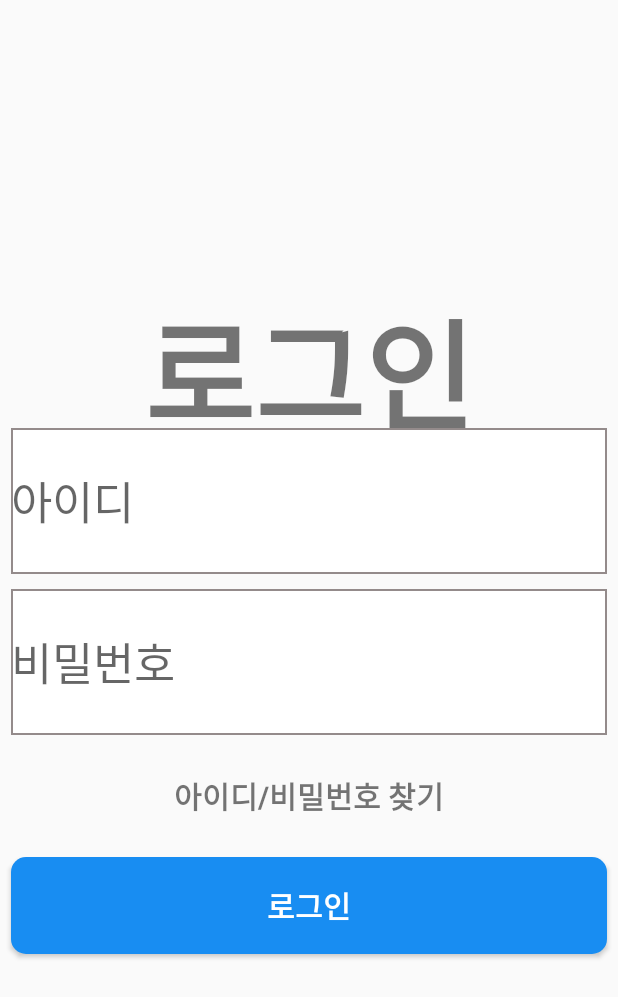
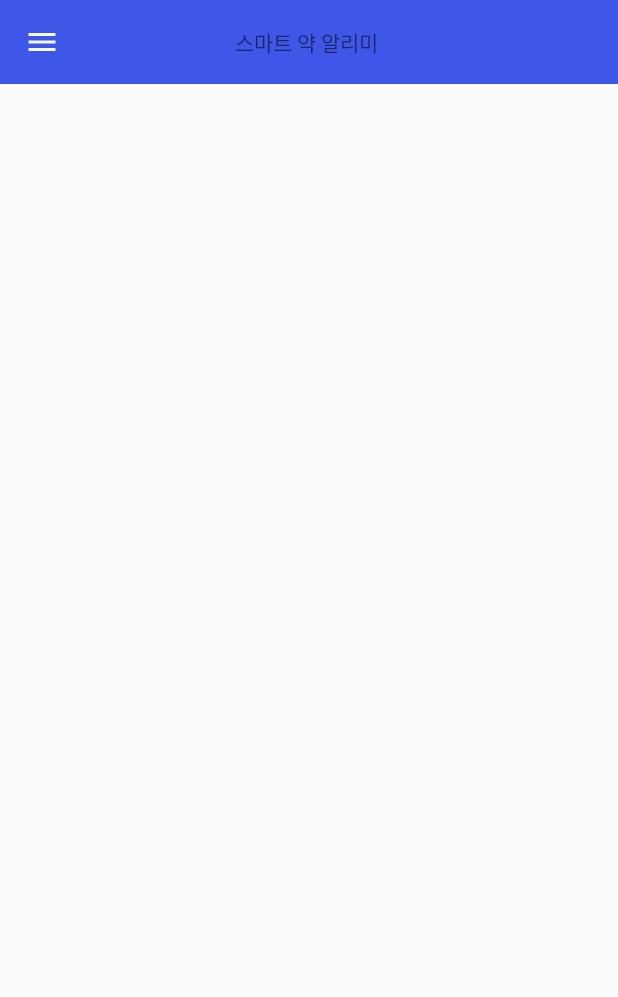
Before and after one commit to YoonSuHyeon/SMRP, an Android app: the LoginActivity screen opened directly, with no data from a screen before it, after a tap on "로그인", on a phone screen of 412 x 824 dp. Shown: the top 997 px of the screen. Run offline under Robolectric (Android 15) with nearby library versions, the phone set to English and light mode, and no system bars; libraries missing offline, so code that uses them is left out: me.relex.circleindicator.

Commit message:
# Navigation Drawer   Proceeding ...

```diff
--- a/app/build.gradle
+++ b/app/build.gradle
@@ -29,4 +29,5 @@ dependencies {
 
 
     implementation 'me.relex:circleindicator:1.2.2'
+    implementation 'com.google.android.material:material:1.1.0'
 }
--- a/app/src/main/java/com/example/smrp/LoginActivity.java
+++ b/app/src/main/java/com/example/smrp/LoginActivity.java
@@ -2,6 +2,7 @@ package com.example.smrp;
 
 import androidx.appcompat.app.AppCompatActivity;
 
+import android.content.Intent;
 import android.os.Bundle;
 import android.view.View;
 import android.widget.Button;
@@ -25,7 +26,8 @@ public class LoginActivity extends AppCompatActivity {
         Btn_login.setOnClickListener(new View.OnClickListener() {
             @Override
             public void onClick(View v) {
-
+                Intent intent = new Intent(getApplicationContext(),MainActivity.class);
+                startActivity(intent);
             }
         });
 
--- a/app/src/main/java/com/example/smrp/MainActivity.java
+++ b/app/src/main/java/com/example/smrp/MainActivity.java
@@ -1,17 +1,92 @@
 package com.example.smrp;
 
+
+import android.content.Context;
+import android.os.Bundle;
+import android.view.MenuItem;
+import android.widget.Toast;
+
+import androidx.appcompat.app.ActionBar;
 import androidx.appcompat.app.AppCompatActivity;
+import androidx.appcompat.widget.Toolbar;
+import androidx.core.view.GravityCompat;
+import androidx.drawerlayout.widget.DrawerLayout;
 
-import android.content.Intent;
-import android.os.Bundle;
+import com.google.android.material.navigation.NavigationView;
 
 public class MainActivity extends AppCompatActivity {
 
+    private DrawerLayout mDrawerLayout;
+    private Context context = this;
     @Override
     protected void onCreate(Bundle savedInstanceState) {
         super.onCreate(savedInstanceState);
         setContentView(R.layout.activity_main);
 
+        Toolbar toolbar = (Toolbar) findViewById(R.id.toolbar);
+        setSupportActionBar(toolbar);
+        ActionBar actionBar = getSupportActionBar();
+        actionBar.setDisplayShowTitleEnabled(false); // 기존 title 지우기
+        actionBar.setDisplayHomeAsUpEnabled(true); // 뒤로가기 버튼 만들기
+        actionBar.setHomeAsUpIndicator(R.drawable.ic_menu_black_24dp); //뒤로가기 버튼 이미지 지정
 
+
+        mDrawerLayout = (DrawerLayout) findViewById(R.id.drawer_layout);
+
+        NavigationView navigationView = (NavigationView) findViewById(R.id.nav_view);
+        navigationView.setNavigationItemSelectedListener(new NavigationView.OnNavigationItemSelectedListener() {
+            @Override
+            public boolean onNavigationItemSelected(MenuItem menuItem) {
+                menuItem.setChecked(true);
+                mDrawerLayout.closeDrawers();
+
+                int id = menuItem.getItemId();
+                String title = menuItem.getTitle().toString();
+
+                if(id == R.id.item1){
+                    Toast.makeText(context, title + ": 계정 정보를 확인합니다.", Toast.LENGTH_SHORT).show();
+                }
+                else if(id == R.id.item2){
+                    Toast.makeText(context, title + ": 설정 정보를 확인합니다.", Toast.LENGTH_SHORT).show();
+                }
+                else if(id == R.id.item3){
+                    Toast.makeText(context, title + ": 로그아웃 시도중", Toast.LENGTH_SHORT).show();
+                }
+                else if(id == R.id.item4){
+                    Toast.makeText(context, title + ": 설정 정보를 확인합니다.", Toast.LENGTH_SHORT).show();
+                }
+                else if(id == R.id.item5){
+                    Toast.makeText(context, title + ": 로그아웃 시도중", Toast.LENGTH_SHORT).show();
+                }
+                else if(id == R.id.item6){
+                    Toast.makeText(context, title + ": 설정 정보를 확인합니다.", Toast.LENGTH_SHORT).show();
+                }
+                else if(id == R.id.item7){
+                    Toast.makeText(context, title + ": 로그아웃 시도중", Toast.LENGTH_SHORT).show();
+                }
+
+                else if(id == R.id.item8){
+                    Toast.makeText(context, title + ": 설정 정보를 확인합니다.", Toast.LENGTH_SHORT).show();
+                }
+                else if(id == R.id.item9){
+                    Toast.makeText(context, title + ": 로그아웃 시도중", Toast.LENGTH_SHORT).show();
+                }
+                return true;
+            }
+        });
     }
+
+    @Override
+    public boolean onOptionsItemSelected(MenuItem item) {
+        switch (item.getItemId()){
+            case android.R.id.home:{ // 왼쪽 상단 버튼 눌렀을 때
+                mDrawerLayout.openDrawer(GravityCompat.START);
+                return true;
+            }
+        }
+        return super.onOptionsItemSelected(item);
+    }
+
+
+
 }
--- /dev/null
+++ b/app/src/main/res/drawable/ic_menu_black_24dp.xml
@@ -0,0 +1,5 @@
+<vector android:height="24dp" android:tint="#F7F7F7"
+    android:viewportHeight="24.0" android:viewportWidth="24.0"
+    android:width="24dp" xmlns:android="http://schemas.android.com/apk/res/android">
+    <path android:fillColor="#FF000000" android:pathData="M3,18h18v-2L3,16v2zM3,13h18v-2L3,11v2zM3,6v2h18L21,6L3,6z"/>
+</vector>
--- a/app/src/main/res/layout/activity_main.xml
+++ b/app/src/main/res/layout/activity_main.xml
@@ -1,17 +1,22 @@
 <?xml version="1.0" encoding="utf-8"?>
-<androidx.constraintlayout.widget.ConstraintLayout xmlns:android="http://schemas.android.com/apk/res/android"
+<androidx.drawerlayout.widget.DrawerLayout xmlns:android="http://schemas.android.com/apk/res/android"
     xmlns:app="http://schemas.android.com/apk/res-auto"
-    xmlns:tools="http://schemas.android.com/tools"
+    android:id="@+id/drawer_layout"
     android:layout_width="match_parent"
-    android:layout_height="match_parent"
-    tools:context=".MainActivity">
-    <TextView
+    android:layout_height="match_parent">
+
+    <include
+        layout="@layout/app_bar"
+        android:layout_width="match_parent"
+        android:layout_height="match_parent"
+    />
+    <com.google.android.material.navigation.NavigationView
+        android:id="@+id/nav_view"
         android:layout_width="wrap_content"
-        android:layout_height="wrap_content"
-        android:text="Hello World!"
-        app:layout_constraintBottom_toBottomOf="parent"
-        app:layout_constraintLeft_toLeftOf="parent"
-        app:layout_constraintRight_toRightOf="parent"
-        app:layout_constraintTop_toTopOf="parent" />
+        android:layout_height="match_parent"
+        android:layout_gravity="start"
+        android:fitsSystemWindows="true"
+        app:headerLayout="@layout/nav_header_main"
+        app:menu="@menu/nav_menu" />
 
-</androidx.constraintlayout.widget.ConstraintLayout>
+</androidx.drawerlayout.widget.DrawerLayout>
--- a/app/src/main/res/layout/activity_sign_up.xml
+++ b/app/src/main/res/layout/activity_sign_up.xml
@@ -31,14 +31,13 @@
         <TextView
             android:layout_width="wrap_content"
             android:layout_height="match_parent"
-            android:layout_marginBottom="40dp"
             android:layout_centerVertical="true"
             android:layout_centerHorizontal="true"
             android:textColor="#FFFFFF"
             android:text="회원가입"
             android:textSize="20sp"
             android:textStyle="bold"
-            android:gravity="bottom"/>
+            />
     </RelativeLayout>
 
     <TextView
--- /dev/null
+++ b/app/src/main/res/layout/app_bar.xml
@@ -0,0 +1,27 @@
+<?xml version="1.0" encoding="utf-8"?>
+<LinearLayout xmlns:android="http://schemas.android.com/apk/res/android"
+    android:orientation="vertical" android:layout_width="match_parent"
+    android:layout_height="match_parent">
+
+    <RelativeLayout
+        android:layout_width="match_parent"
+        android:layout_height="match_parent">
+
+        <androidx.appcompat.widget.Toolbar
+            xmlns:android="http://schemas.android.com/apk/res/android"
+            android:id="@+id/toolbar"
+            android:background="#3F57E9"
+            android:layout_width="match_parent"
+            android:layout_height="wrap_content">
+
+            <TextView
+                android:id="@+id/toolbar_title"
+                android:text="스마트 약 알리미 "
+                android:layout_width="wrap_content"
+                android:layout_height="wrap_content"
+                android:layout_gravity="center" />
+        </androidx.appcompat.widget.Toolbar>
+
+    </RelativeLayout>
+
+</LinearLayout>
--- /dev/null
+++ b/app/src/main/res/menu/nav_menu.xml
@@ -0,0 +1,59 @@
+<?xml version="1.0" encoding="utf-8"?>
+<menu xmlns:android="http://schemas.android.com/apk/res/android">
+    <group android:checkableBehavior="single">
+        <item
+            android:id="@+id/item1"
+            android:icon="@drawable/ic_launcher_foreground"
+            style="@style/TextAppearance.AppCompat.Widget.ActionBar.Title"
+            android:title="홈"
+            />
+        <item
+            android:id="@+id/item2"
+            android:icon="@drawable/ic_launcher_foreground"
+            style="@style/TextAppearance.AppCompat.Widget.ActionBar.Title"
+            android:title="약 등록하기"
+            />
+        <item
+            android:id="@+id/item3"
+            android:icon="@drawable/ic_launcher_foreground"
+            style="@style/TextAppearance.AppCompat.Widget.ActionBar.Title"
+            android:title="알람 등록하기"
+            />
+        <item
+            android:id="@+id/item4"
+            android:icon="@drawable/ic_launcher_foreground"
+            style="@style/TextAppearance.AppCompat.Widget.ActionBar.Title"
+            android:title="자가 문진"
+            />
+        <item
+            android:id="@+id/item5"
+            android:icon="@drawable/ic_launcher_foreground"
+            style="@style/TextAppearance.AppCompat.Widget.ActionBar.Title"
+            android:title="병원 찾기"
+            />
+        <item
+            android:id="@+id/item6"
+            android:icon="@drawable/ic_launcher_foreground"
+            style="@style/TextAppearance.AppCompat.Widget.ActionBar.Title"
+            android:title="약국 찾기"
+            />
+        <item
+            android:id="@+id/item7"
+            android:icon="@drawable/ic_launcher_foreground"
+            style="@style/TextAppearance.AppCompat.Widget.ActionBar.Title"
+            android:title="의약품 조회"
+            />
+        <item
+            android:id="@+id/item8"
+            android:icon="@drawable/ic_launcher_foreground"
+            style="@style/TextAppearance.AppCompat.Widget.ActionBar.Title"
+            android:title="공공 마스크 조회"
+            />
+        <item
+            android:id="@+id/item9"
+            android:icon="@drawable/ic_launcher_foreground"
+            style="@style/TextAppearance.AppCompat.Widget.ActionBar.Title"
+            android:title="문의 하기"
+            />
+    </group>
+</menu>
--- a/app/src/main/res/values/strings.xml
+++ b/app/src/main/res/values/strings.xml
@@ -3,4 +3,6 @@
     <string name="login_kor">로그인</string>
     <string name="signUp_kor">회원가입</string>
     <string name="slideImage_name">Slide</string>
+    <string name="drawer_open">drawer_open</string>
+    <string name="drawer_close">drawer_close</string>
 </resources>
```
